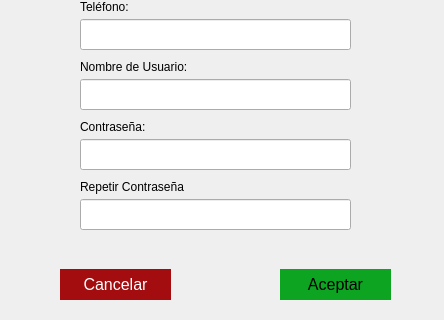
Before: the Qt Designer form View/ventanaMedico.ui in BermudezK/consultsoft, drawn with Qt 5; both pictures show x 0 to 444 and y 231 to 551 of the 444 by 551 pixel window.
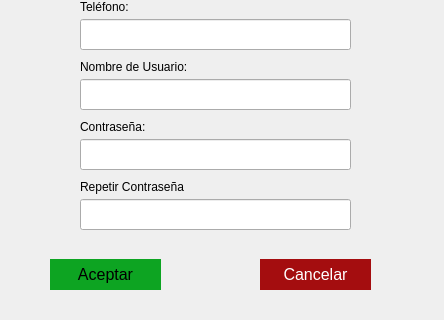
After: the same form once the commit is applied.

Commit message: Correcion en botones ok y cancelar - Titulo

What changed in the file:
```diff
--- a/View/ventanaMedico.ui
+++ b/View/ventanaMedico.ui
@@ -144,8 +144,8 @@
   <widget class="QPushButton" name="botonAceptar">
    <property name="geometry">
     <rect>
-     <x>280</x>
-     <y>500</y>
+     <x>50</x>
+     <y>490</y>
      <width>111</width>
      <height>31</height>
     </rect>
@@ -162,8 +162,8 @@
   <widget class="QPushButton" name="botonCancelar">
    <property name="geometry">
     <rect>
-     <x>60</x>
-     <y>500</y>
+     <x>260</x>
+     <y>490</y>
      <width>111</width>
      <height>31</height>
     </rect>
```
Left out of the diff: 2 changed lines with no effect on the pictures.
